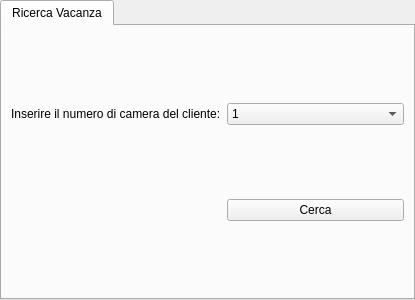
Old version of the form ui/Titolare/RicercaEVisualizzaVacanze/RicercaVacanzaTitolare.ui in the repository mdoraz/Hotel.
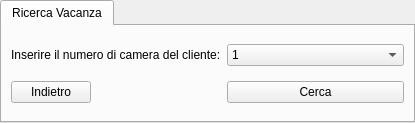
New version of the form.

Commit message: aggiunto bottone indietro ricerca e visualizza vacanze

```diff
--- a/ui/Titolare/RicercaEVisualizzaVacanze/RicercaVacanzaTitolare.ui
+++ b/ui/Titolare/RicercaEVisualizzaVacanze/RicercaVacanzaTitolare.ui
@@ -7,7 +7,7 @@
     <x>0</x>
     <y>0</y>
     <width>415</width>
-    <height>300</height>
+    <height>123</height>
    </rect>
   </property>
   <property name="windowTitle">
@@ -209,6 +209,19 @@
       </item>
      </widget>
     </item>
+    <item row="1" column="0">
+     <widget class="QPushButton" name="btnIndietro">
+      <property name="sizePolicy">
+       <sizepolicy hsizetype="Maximum" vsizetype="Fixed">
+        <horstretch>0</horstretch>
+        <verstretch>0</verstretch>
+       </sizepolicy>
+      </property>
+      <property name="text">
+       <string>Indietro</string>
+      </property>
+     </widget>
+    </item>
     <item row="1" column="1">
      <widget class="QPushButton" name="btnCercaVacanza">
       <property name="text">
```
The commit also changes 1 other file.
